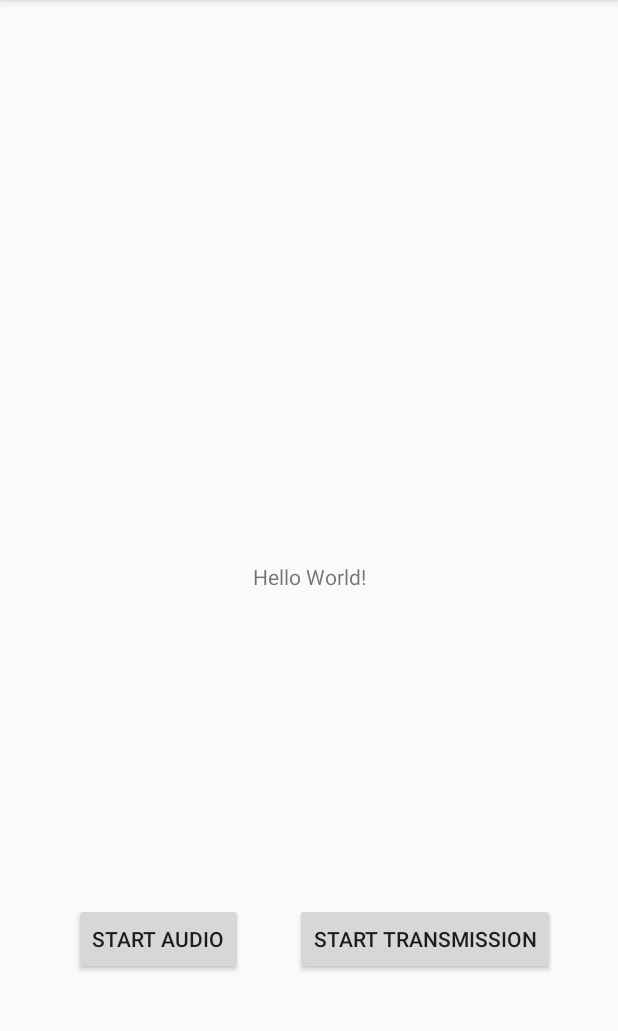
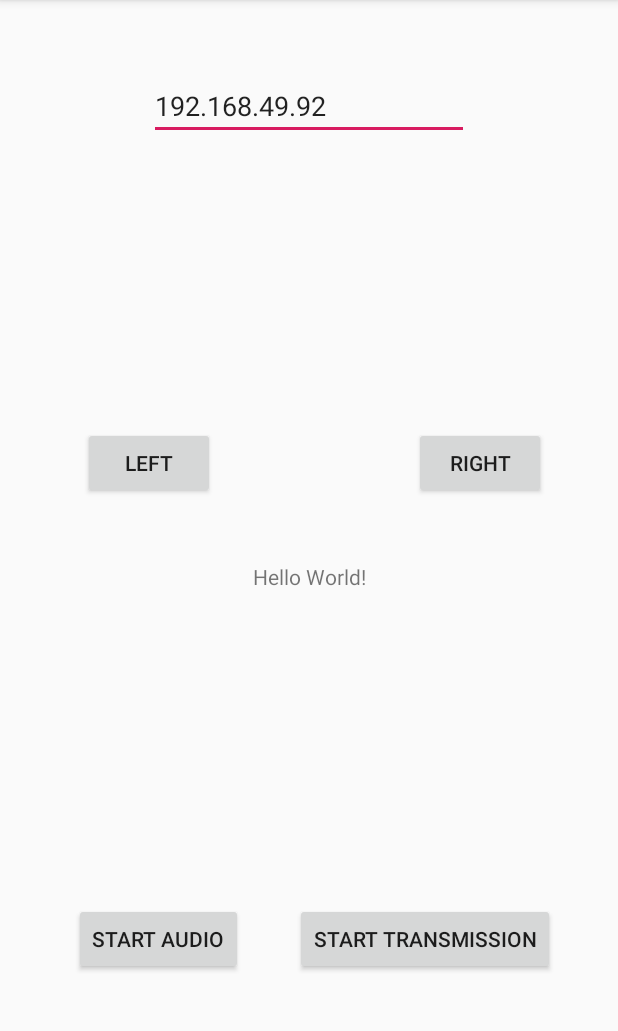
Before and after one commit to senputra/VoiceClicker, an Android app: the screen it shows after launch (MainActivity), on a phone screen of 412 x 824 dp, the part 84-1115 px from its top. Run offline under Robolectric (Android 15) with nearby library versions, the phone set to English and light mode, and no system bars.

Commit message:
Added Presentation features

```diff
--- a/app/src/main/java/com/doodee/voiceclicker/AudioEngine.java
+++ b/app/src/main/java/com/doodee/voiceclicker/AudioEngine.java
@@ -9,11 +9,8 @@ public enum AudioEngine {
         System.loadLibrary("native-lib");
     }
 
-    public static native String stringFromJNI();
 
     public static native void startEngine();
-
-    public static native void checkStat();
 
     public static native void stopEngine();
 
--- a/app/src/main/java/com/doodee/voiceclicker/MainActivity.java
+++ b/app/src/main/java/com/doodee/voiceclicker/MainActivity.java
@@ -5,8 +5,10 @@ import android.content.pm.PackageManager;
 import android.os.Bundle;
 import android.support.v4.app.ActivityCompat;
 import android.support.v7.app.AppCompatActivity;
+import android.util.Log;
 import android.view.View;
 import android.widget.Button;
+import android.widget.EditText;
 import android.widget.TextView;
 import android.widget.Toast;
 
@@ -21,6 +23,12 @@ public class MainActivity extends AppCompatActivity {
     TextView tv;
     Button btn;
     Button btnTransmit;
+    Server mServer;
+    EditText etIPAddrs;
+
+
+    int MOUSE = 1;
+    int KEYBOARD = 2;
 
     @Override
     protected void onCreate(Bundle savedInstanceState) {
@@ -45,6 +53,42 @@ public class MainActivity extends AppCompatActivity {
                 toggleTransmission();
             }
         });
+
+        Button btnLeft = findViewById(R.id.btnLeft);
+        btnLeft.setOnClickListener(new View.OnClickListener() {
+            @Override
+            public void onClick(View v) {
+                sendControl(KEYBOARD, (int) 0x25);
+            }
+        });
+        Button btnRight = findViewById(R.id.btnRight);
+        btnRight.setOnClickListener(new View.OnClickListener() {
+            @Override
+            public void onClick(View v) {
+                sendControl(KEYBOARD, (int) 0x27);
+            }
+        });
+
+        etIPAddrs = findViewById(R.id.etIPAddrs);
+    }
+
+
+    boolean sendControl(int type, int data) {
+        byte[] buffer = new byte[]{(byte) type, (byte) (data)};
+        if (mServer == null) {
+            setupServer(etIPAddrs.getText().toString(), 5009);
+            return false;
+        } else {
+            mServer.send(buffer);
+            Log.d(TAG, "onClick: send Control successful");
+        }
+        return true;
+    }
+
+    void setupServer(String ipAddress, int port) {
+        if (mServer == null) {
+            mServer = new Server(ipAddress, port);
+        }
     }
 
     void toggleEngine() {
@@ -75,7 +119,7 @@ public class MainActivity extends AppCompatActivity {
             if (checkMyPermission()) {
                 Transmission.startTransmission();
                 tv.setText("Transmission started");
-                btnTransmit.setText("Stop Transmission");
+                btnTransmit.setText("Stop Transmission!");
                 isTransmissionOn = true;
             } else {
                 showToastShort("Transmission not started");
--- a/app/src/main/res/layout/activity_main.xml
+++ b/app/src/main/res/layout/activity_main.xml
@@ -38,4 +38,39 @@
         app:layout_constraintHorizontal_bias="0.44"
         app:layout_constraintStart_toEndOf="@+id/btnAAudio" />
 
+    <Button
+        android:id="@+id/btnRight"
+        android:layout_width="wrap_content"
+        android:layout_height="wrap_content"
+        android:layout_marginEnd="48dp"
+        android:layout_marginBottom="42dp"
+        android:text="Right"
+        app:layout_constraintBottom_toTopOf="@+id/sample_text"
+        app:layout_constraintEnd_toEndOf="parent" />
+
+    <Button
+        android:id="@+id/btnLeft"
+        android:layout_width="wrap_content"
+        android:layout_height="wrap_content"
+        android:layout_marginStart="49dp"
+        android:layout_marginEnd="48dp"
+        android:layout_marginBottom="42dp"
+        android:text="left"
+        app:layout_constraintBottom_toTopOf="@+id/sample_text"
+        app:layout_constraintEnd_toStartOf="@+id/btnTransmit"
+        app:layout_constraintStart_toStartOf="parent" />
+
+    <EditText
+        android:id="@+id/etIPAddrs"
+        android:layout_width="wrap_content"
+        android:layout_height="wrap_content"
+        android:layout_marginTop="48dp"
+        android:ems="10"
+        android:inputType="phone"
+        android:text="192.168.49.92"
+        app:layout_constraintEnd_toEndOf="parent"
+        app:layout_constraintStart_toStartOf="parent"
+        app:layout_constraintTop_toTopOf="parent"
+        tools:text="192.168.49.92" />
+
 </android.support.constraint.ConstraintLayout>
--- a/build.gradle
+++ b/build.gradle
@@ -7,7 +7,7 @@ buildscript {
         jcenter()
     }
     dependencies {
-        classpath 'com.android.tools.build:gradle:3.2.1'
+        classpath 'com.android.tools.build:gradle:3.3.0'
 
 
         // NOTE: Do not place your application dependencies here; they belong
```
Also changed, not shown: app/src/main/java/com/doodee/voiceclicker/Server.java (added, +55 -0 lines), gradle/wrapper/gradle-wrapper.properties, 7 other files.
